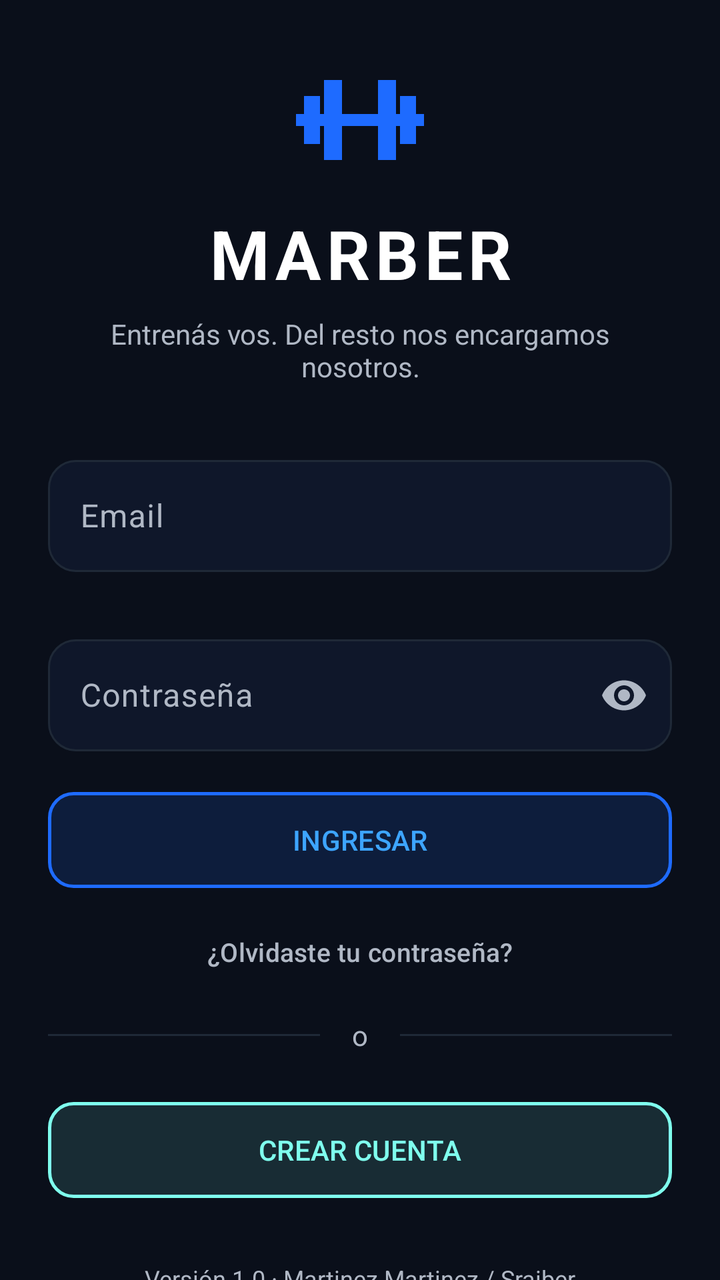
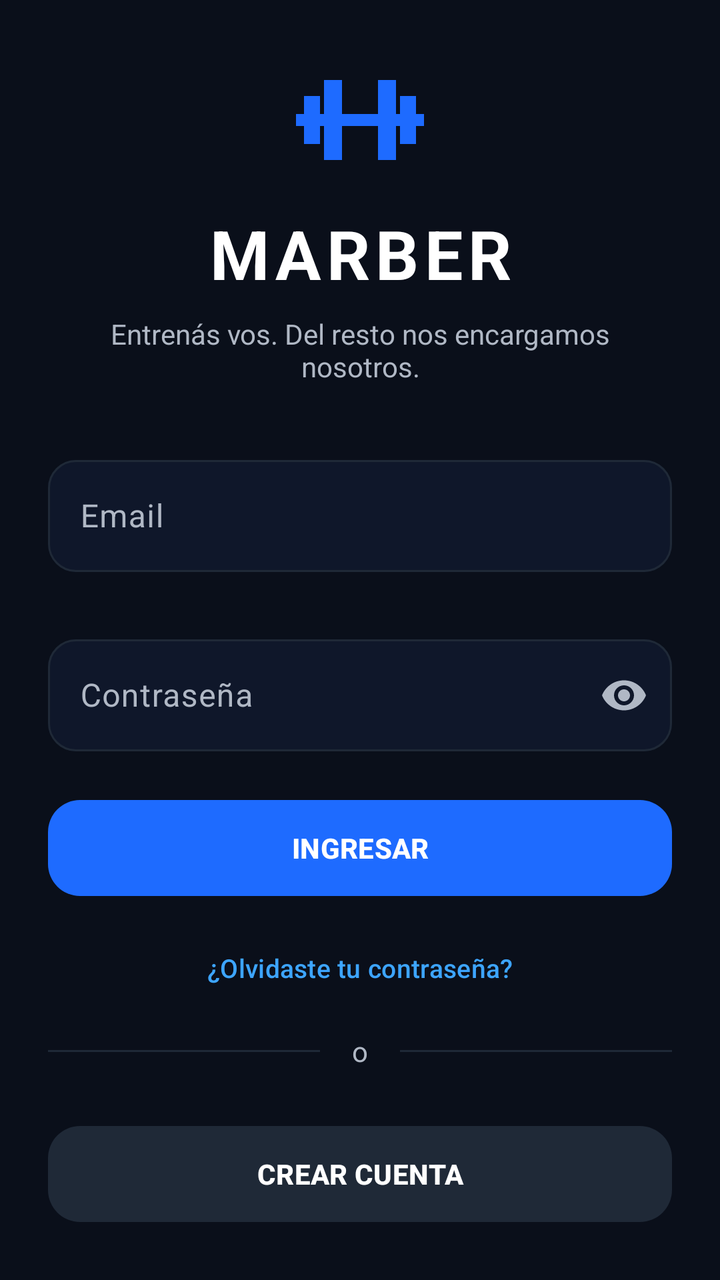

Before-and-after screenshots of an Android layout around one commit, followed by the original layout XML and the change that was made.
<!-- AndroidManifest.xml: application theme Theme.Marber -->
<!-- res/layout/activity_login.xml -->
<?xml version="1.0" encoding="utf-8"?>
<androidx.core.widget.NestedScrollView xmlns:android="http://schemas.android.com/apk/res/android"
    xmlns:app="http://schemas.android.com/apk/res-auto"
    xmlns:tools="http://schemas.android.com/tools"
    android:id="@+id/main"
    android:layout_width="match_parent"
    android:layout_height="match_parent"
    android:background="@color/marber_background"
    android:fillViewport="true"
    android:clipToPadding="false"
    tools:context=".LoginActivity">

    <LinearLayout
        android:layout_width="match_parent"
        android:layout_height="wrap_content"
        android:background="@color/marber_background"
        android:gravity="center_vertical"
        android:orientation="vertical"
        android:padding="@dimen/space_large">

        
        <androidx.appcompat.widget.AppCompatImageView
            android:layout_width="@dimen/brand_icon_size"
            android:layout_height="@dimen/brand_icon_size"
            android:layout_gravity="center_horizontal"
            android:importantForAccessibility="no"
            app:srcCompat="@drawable/ic_marber_dumbbell"
            app:tint="@color/marber_primary" />

        <TextView
            android:layout_width="match_parent"
            android:layout_height="wrap_content"
            android:layout_marginTop="@dimen/space_small"
            android:gravity="center"
            android:letterSpacing="0.08"
            android:text="@string/brand_title"
            android:textColor="@color/marber_text_high"
            android:textSize="@dimen/brand_title_size"
            android:textStyle="bold" />

        <TextView
            android:layout_width="match_parent"
            android:layout_height="wrap_content"
            android:layout_marginTop="@dimen/space_small"
            android:gravity="center"
            android:text="@string/brand_tagline"
            android:textColor="@color/marber_text_medium"
            android:textSize="@dimen/body_text_size" />

        
        <com.google.android.material.textfield.TextInputLayout
            android:id="@+id/email_layout"
            style="@style/Widget.Marber.TextInputLayout"
            android:layout_width="match_parent"
            android:layout_height="wrap_content"
            android:layout_marginTop="@dimen/space_extra_large"
            android:hint="@string/login_email"
            app:errorEnabled="true">

            <com.google.android.material.textfield.TextInputEditText
                android:id="@+id/email_input"
                android:layout_width="match_parent"
                android:layout_height="wrap_content"
                android:autofillHints="emailAddress"
                android:imeOptions="actionNext"
                android:inputType="textEmailAddress"
                android:maxLines="1"
                android:minHeight="@dimen/control_height"
                android:singleLine="true"
                android:textColor="@color/marber_text_high"
                android:textSize="@dimen/input_text_size" />
        </com.google.android.material.textfield.TextInputLayout>

        <com.google.android.material.textfield.TextInputLayout
            android:id="@+id/password_layout"
            style="@style/Widget.Marber.TextInputLayout"
            android:layout_width="match_parent"
            android:layout_height="wrap_content"
            android:layout_marginTop="@dimen/space_small"
            android:hint="@string/login_password"
            app:endIconMode="password_toggle"
            app:errorEnabled="true">

            <com.google.android.material.textfield.TextInputEditText
                android:id="@+id/password_input"
                android:layout_width="match_parent"
                android:layout_height="wrap_content"
                android:autofillHints="password"
                android:imeOptions="actionDone"
                android:inputType="textPassword"
                android:maxLines="1"
                android:minHeight="@dimen/control_height"
                android:singleLine="true"
                android:textColor="@color/marber_text_high"
                android:textSize="@dimen/input_text_size" />
        </com.google.android.material.textfield.TextInputLayout>

        <com.google.android.material.button.MaterialButton
            android:id="@+id/login_button"
            android:layout_width="match_parent"
            android:layout_height="wrap_content"
            android:background="@drawable/btn_glass_primary"
            android:textColor="@color/marber_primary_light"
            android:text="@string/txt_login_submit"
            android:elevation="12dp"
            app:backgroundTint="@null"/>

        <com.google.android.material.button.MaterialButton
            android:id="@+id/forgot_password_button"
            style="@style/Widget.Material3.Button.TextButton"
            android:layout_width="match_parent"
            android:layout_height="wrap_content"
            android:layout_marginTop="@dimen/space_small"
            android:minHeight="@dimen/touch_target_height"
            android:text="@string/login_forgot_password"
            android:textAllCaps="false"
            android:textColor="@color/marber_text_medium"
            android:textSize="@dimen/secondary_text_size" />

        <LinearLayout
            android:layout_width="match_parent"
            android:layout_height="wrap_content"
            android:layout_marginTop="@dimen/space_small"
            android:layout_marginBottom="@dimen/space_large"
            android:gravity="center_vertical"
            android:orientation="horizontal">

            <View
                android:layout_width="@dimen/space_none"
                android:layout_height="@dimen/stroke_width"
                android:layout_weight="1"
                android:background="@color/marber_surface_alt" />

            <TextView
                android:layout_width="wrap_content"
                android:layout_height="wrap_content"
                android:layout_marginStart="@dimen/space_medium"
                android:layout_marginEnd="@dimen/space_medium"
                android:text="@string/login_separator"
                android:textColor="@color/marber_text_medium"
                android:textSize="@dimen/body_text_size" />

            <View
                android:layout_width="@dimen/space_none"
                android:layout_height="@dimen/stroke_width"
                android:layout_weight="1"
                android:background="@color/marber_surface_alt" />
        </LinearLayout>

        <com.google.android.material.button.MaterialButton
            android:id="@+id/create_account_button"
            android:layout_width="match_parent"
            android:layout_height="wrap_content"
            android:background="@drawable/btn_glass_info"
            android:textColor="@color/marber_info"
            android:text="@string/txt_login_create_account"
            android:elevation="12dp"
            app:backgroundTint="@null"/>

        <TextView
            android:layout_width="match_parent"
            android:layout_height="wrap_content"
            android:layout_marginTop="@dimen/space_extra_large"
            android:gravity="center"
            android:text="@string/login_footer"
            android:textColor="@color/marber_text_medium"
            android:textSize="@dimen/footer_text_size" />

    </LinearLayout>
</androidx.core.widget.NestedScrollView>
<!-- resources referenced by this layout -->
<resources>
  <color name="marber_background">#0A0F1A</color>
  <color name="marber_info">#7FFFEE</color>
  <color name="marber_primary">#1E6BFF</color>
  <color name="marber_primary_light">#3DA5FF</color>
  <color name="marber_surface_alt">#1F2937</color>
  <color name="marber_text_high">#FFFFFF</color>
  <color name="marber_text_medium">#B0B8C5</color>
  <dimen name="body_text_size">14sp</dimen>
  <dimen name="brand_icon_size">72dp</dimen>
  <dimen name="brand_title_size">34sp</dimen>
  <dimen name="control_height">56dp</dimen>
  <dimen name="footer_text_size">12sp</dimen>
  <dimen name="input_text_size">16sp</dimen>
  <dimen name="secondary_text_size">13sp</dimen>
  <dimen name="space_extra_large">32dp</dimen>
  <dimen name="space_large">24dp</dimen>
  <dimen name="space_medium">16dp</dimen>
  <dimen name="space_none">0dp</dimen>
  <dimen name="space_small">8dp</dimen>
  <dimen name="stroke_width">1dp</dimen>
  <dimen name="touch_target_height">48dp</dimen>
  <!-- drawable btn_glass_info (drawable) -->
  <?xml version="1.0" encoding="utf-8"?>
  <shape xmlns:android="http://schemas.android.com/apk/res/android">
  
      <solid android:color="#1F7FFFEE"/>
  
      <stroke
          android:width="1.5dp"
          android:color="@color/marber_info"/>
  
      <corners android:radius="12dp"/>
  
  </shape>
  <!-- drawable btn_glass_primary (drawable) -->
  <?xml version="1.0" encoding="utf-8"?>
  <shape xmlns:android="http://schemas.android.com/apk/res/android">
  
      <solid android:color="#261E6BFF"/>
  
      <stroke
          android:width="1.5dp"
          android:color="@color/marber_primary"/>
  
      <corners android:radius="12dp"/>
  
  </shape>
  <string name="brand_title">MARBER</string>
  <string name="login_email">Email</string>
  <string name="login_footer">Versión 1.0 · Martinez Martinez / Sraiber</string>
  <string name="login_forgot_password">¿Olvidaste tu contraseña?</string>
  <string name="login_password">Contraseña</string>
  <string name="login_separator">o</string>
  <string name="txt_login_create_account">CREAR CUENTA</string>
  <string name="txt_login_submit">INGRESAR</string>
  <color name="marber_surface">#0F172A</color>
  <dimen name="stroke_width_focused">2dp</dimen>
  <color name="marber_error">#FF6B6B</color>
  <dimen name="control_corner_radius">14dp</dimen>
  <style name="Base.Theme.Marber" parent="Platform.Theme.Marber">
          <item name="colorPrimary">@color/marber_primary</item>
          <item name="colorOnPrimary">@color/marber_primary_light</item>
          <item name="colorSurface">@color/marber_surface</item>
          <item name="colorOnSurface">@color/marber_text_high</item>
          <item name="colorOnSurfaceVariant">@color/marber_text_medium</item>
          <item name="colorOutline">@color/marber_surface_alt</item>
          <item name="colorOnBackground">@color/marber_text_high</item>
          <item name="android:colorBackground">@color/marber_background</item>
          <item name="android:windowBackground">@color/marber_background</item>
          <item name="colorError">@color/marber_error</item>
          <item name="colorOnError">@color/marber_error</item>
          <item name="android:textColorPrimary">@color/marber_text_high</item>
          <item name="android:textColorSecondary">@color/marber_text_medium</item>
          <item name="android:statusBarColor">@color/marber_background</item>
          <item name="android:navigationBarColor">@color/marber_background</item>
          <item name="android:windowLightStatusBar">false</item>
      </style>
  <!-- unchanged entries left out for length: 5 -->
</resources>

<!-- the commit's change to res/layout/activity_login.xml (unified diff, before → after) -->
@@ -95,26 +95,20 @@
                 android:textSize="@dimen/input_text_size" />
         </com.google.android.material.textfield.TextInputLayout>
 
-        <com.google.android.material.button.MaterialButton
+        <com.google.android.material.button.MaterialButton style="@style/Widget.Marber.Button.Primary"
             android:id="@+id/login_button"
             android:layout_width="match_parent"
             android:layout_height="wrap_content"
-            android:background="@drawable/btn_glass_primary"
-            android:textColor="@color/marber_primary_light"
-            android:text="@string/txt_login_submit"
-            android:elevation="12dp"
-            app:backgroundTint="@null"/>
+            android:text="@string/txt_login_submit"/>
 
-        <com.google.android.material.button.MaterialButton
+        <com.google.android.material.button.MaterialButton style="@style/Widget.Marber.Button.Quiet"
             android:id="@+id/forgot_password_button"
-            style="@style/Widget.Material3.Button.TextButton"
             android:layout_width="match_parent"
             android:layout_height="wrap_content"
             android:layout_marginTop="@dimen/space_small"
             android:minHeight="@dimen/touch_target_height"
             android:text="@string/login_forgot_password"
             android:textAllCaps="false"
-            android:textColor="@color/marber_text_medium"
             android:textSize="@dimen/secondary_text_size" />
 
         <LinearLayout
@@ -147,15 +141,11 @@
                 android:background="@color/marber_surface_alt" />
         </LinearLayout>
 
-        <com.google.android.material.button.MaterialButton
+        <com.google.android.material.button.MaterialButton style="@style/Widget.Marber.Button.Secondary"
             android:id="@+id/create_account_button"
             android:layout_width="match_parent"
             android:layout_height="wrap_content"
-            android:background="@drawable/btn_glass_info"
-            android:textColor="@color/marber_info"
-            android:text="@string/txt_login_create_account"
-            android:elevation="12dp"
-            app:backgroundTint="@null"/>
+            android:text="@string/txt_login_create_account"/>
 
         <TextView
             android:layout_width="match_parent"
<!-- resource entries referenced after the edit -->
@@ -1,7 +1,6 @@
 <!-- resources referenced by this layout -->
 <resources>
   <color name="marber_background">#0A0F1A</color>
-  <color name="marber_info">#7FFFEE</color>
   <color name="marber_primary">#1E6BFF</color>
   <color name="marber_primary_light">#3DA5FF</color>
   <color name="marber_surface_alt">#1F2937</color>
@@ -21,32 +20,6 @@
   <dimen name="space_small">8dp</dimen>
   <dimen name="stroke_width">1dp</dimen>
   <dimen name="touch_target_height">48dp</dimen>
-  <!-- drawable btn_glass_info (drawable) -->
-  <?xml version="1.0" encoding="utf-8"?>
-  <shape xmlns:android="http://schemas.android.com/apk/res/android">
-  
-      <solid android:color="#1F7FFFEE"/>
-  
-      <stroke
-          android:width="1.5dp"
-          android:color="@color/marber_info"/>
-  
-      <corners android:radius="12dp"/>
-  
-  </shape>
-  <!-- drawable btn_glass_primary (drawable) -->
-  <?xml version="1.0" encoding="utf-8"?>
-  <shape xmlns:android="http://schemas.android.com/apk/res/android">
-  
-      <solid android:color="#261E6BFF"/>
-  
-      <stroke
-          android:width="1.5dp"
-          android:color="@color/marber_primary"/>
-  
-      <corners android:radius="12dp"/>
-  
-  </shape>
   <string name="brand_title">MARBER</string>
   <string name="login_email">Email</string>
   <string name="login_footer">Versión 1.0 · Martinez Martinez / Sraiber</string>
@@ -55,13 +28,34 @@
   <string name="login_separator">o</string>
   <string name="txt_login_create_account">CREAR CUENTA</string>
   <string name="txt_login_submit">INGRESAR</string>
+  <style name="Widget.Marber.Button.Primary" parent="Widget.Material3.Button">
+          <item name="backgroundTint">@color/marber_primary</item>
+          <item name="android:textColor">@color/marber_text_high</item>
+          <item name="cornerRadius">16dp</item>
+          <item name="android:minHeight">56dp</item>
+          <item name="android:textAllCaps">false</item>
+          <item name="android:textStyle">bold</item>
+          <item name="rippleColor">#40FFFFFF</item>
+      </style>
+  <style name="Widget.Marber.Button.Quiet" parent="Widget.Material3.Button.TextButton">
+          <item name="android:textColor">@color/marber_primary_light</item>
+          <item name="iconTint">@color/marber_primary_light</item>
+          <item name="android:minHeight">48dp</item>
+          <item name="android:textAllCaps">false</item>
+          <item name="cornerRadius">12dp</item>
+          <item name="rippleColor">#203DA5FF</item>
+      </style>
+  <style name="Widget.Marber.Button.Secondary" parent="Widget.Marber.Button.Primary">
+          <item name="backgroundTint">@color/marber_surface_alt</item>
+          <item name="android:textColor">@color/marber_text_high</item>
+      </style>
   <color name="marber_surface">#0F172A</color>
   <dimen name="stroke_width_focused">2dp</dimen>
   <color name="marber_error">#FF6B6B</color>
   <dimen name="control_corner_radius">14dp</dimen>
   <style name="Base.Theme.Marber" parent="Platform.Theme.Marber">
           <item name="colorPrimary">@color/marber_primary</item>
-          <item name="colorOnPrimary">@color/marber_primary_light</item>
+          <item name="colorOnPrimary">@color/marber_text_high</item>
           <item name="colorSurface">@color/marber_surface</item>
           <item name="colorOnSurface">@color/marber_text_high</item>
           <item name="colorOnSurfaceVariant">@color/marber_text_medium</item>
@@ -70,7 +64,7 @@
           <item name="android:colorBackground">@color/marber_background</item>
           <item name="android:windowBackground">@color/marber_background</item>
           <item name="colorError">@color/marber_error</item>
-          <item name="colorOnError">@color/marber_error</item>
+          <item name="colorOnError">@color/marber_background</item>
           <item name="android:textColorPrimary">@color/marber_text_high</item>
           <item name="android:textColorSecondary">@color/marber_text_medium</item>
           <item name="android:statusBarColor">@color/marber_background</item>
